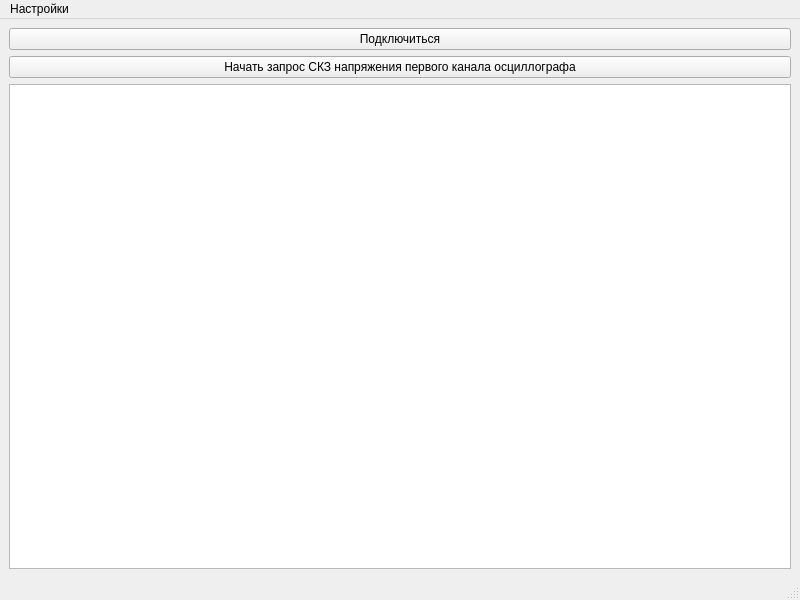
This is mainwindow.ui in SeegmaEpsilon/QT_RIGOL_RS232 as Qt 5 draws it before an edit. The edited form follows.
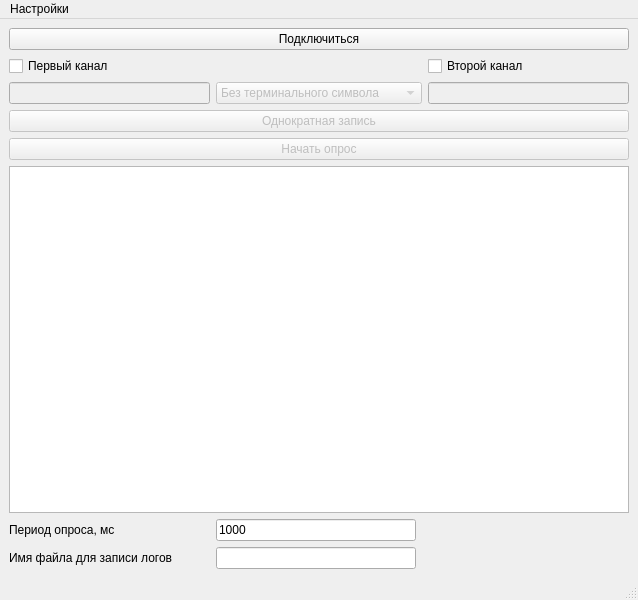
This is the edited form.

Commit message: добавлена возможность опроса двух каналов

Diff of the .ui file:
```diff
--- a/mainwindow.ui
+++ b/mainwindow.ui
@@ -6,7 +6,7 @@
    <rect>
     <x>0</x>
     <y>0</y>
-    <width>800</width>
+    <width>638</width>
     <height>600</height>
    </rect>
   </property>
@@ -15,24 +15,137 @@
   </property>
   <widget class="QWidget" name="centralwidget">
    <layout class="QGridLayout" name="gridLayout">
-    <item row="2" column="0">
-     <widget class="QTextEdit" name="console">
-      <property name="readOnly">
-       <bool>true</bool>
-      </property>
-     </widget>
-    </item>
-    <item row="0" column="0">
+    <item row="0" column="0" colspan="4">
      <widget class="QPushButton" name="pushButton_uart_connect">
       <property name="text">
        <string>Подключиться</string>
       </property>
      </widget>
     </item>
+    <item row="1" column="3">
+     <widget class="QCheckBox" name="checkBox_channel_2_active">
+      <property name="text">
+       <string>Второй канал</string>
+      </property>
+     </widget>
+    </item>
+    <item row="3" column="0">
+     <widget class="QLineEdit" name="lineEdit_channel_1_command">
+      <property name="enabled">
+       <bool>false</bool>
+      </property>
+     </widget>
+    </item>
+    <item row="7" column="0">
+     <widget class="QLabel" name="label">
+      <property name="text">
+       <string>Период опроса, мс</string>
+      </property>
+     </widget>
+    </item>
+    <item row="3" column="1" colspan="2">
+     <widget class="QComboBox" name="comboBox_EOF">
+      <property name="enabled">
+       <bool>false</bool>
+      </property>
+      <property name="sizePolicy">
+       <sizepolicy hsizetype="Minimum" vsizetype="Fixed">
+        <horstretch>0</horstretch>
+        <verstretch>0</verstretch>
+       </sizepolicy>
+      </property>
+      <property name="minimumSize">
+       <size>
+        <width>200</width>
+        <height>0</height>
+       </size>
+      </property>
+      <item>
+       <property name="text">
+        <string>Без терминального символа</string>
+       </property>
+      </item>
+      <item>
+       <property name="text">
+        <string>CR, \r, 0x0D</string>
+       </property>
+      </item>
+      <item>
+       <property name="text">
+        <string>LF, \n, 0x0A</string>
+       </property>
+      </item>
+      <item>
+       <property name="text">
+        <string>CRLF, \r\n, 0x0D0A</string>
+       </property>
+      </item>
+      <item>
+       <property name="text">
+        <string>LFCR, \n\r, 0x0A0D</string>
+       </property>
+      </item>
+     </widget>
+    </item>
     <item row="1" column="0">
-     <widget class="QPushButton" name="pushButton_get_RMS_V">
+     <widget class="QCheckBox" name="checkBox_channel_1_active">
       <property name="text">
-       <string>Начать запрос СКЗ напряжения первого канала осциллографа</string>
+       <string>Первый канал</string>
+      </property>
+     </widget>
+    </item>
+    <item row="3" column="3">
+     <widget class="QLineEdit" name="lineEdit_channel_2_command">
+      <property name="enabled">
+       <bool>false</bool>
+      </property>
+     </widget>
+    </item>
+    <item row="6" column="0" colspan="4">
+     <widget class="QTextEdit" name="console">
+      <property name="readOnly">
+       <bool>true</bool>
+      </property>
+     </widget>
+    </item>
+    <item row="5" column="0" colspan="4">
+     <widget class="QPushButton" name="pushButton_polling">
+      <property name="enabled">
+       <bool>false</bool>
+      </property>
+      <property name="text">
+       <string>Начать опрос</string>
+      </property>
+     </widget>
+    </item>
+    <item row="7" column="1">
+     <widget class="QLineEdit" name="lineEdit_polling_time">
+      <property name="text">
+       <string>1000</string>
+      </property>
+     </widget>
+    </item>
+    <item row="8" column="0">
+     <widget class="QLabel" name="label_2">
+      <property name="text">
+       <string>Имя файла для записи логов</string>
+      </property>
+     </widget>
+    </item>
+    <item row="8" column="1">
+     <widget class="QLineEdit" name="lineEdit_output_file_name">
+      <property name="text">
+       <string/>
+      </property>
+     </widget>
+    </item>
+    <item row="4" column="0" colspan="4">
+     <widget class="QPushButton" name="pushButton_write_command">
+      <property name="enabled">
+       <bool>false</bool>
+      </property>
+      <property name="text">
+       <string>Однократная запись</string>
       </property>
      </widget>
     </item>
@@ -43,7 +156,7 @@
     <rect>
      <x>0</x>
      <y>0</y>
-     <width>800</width>
+     <width>638</width>
      <height>21</height>
     </rect>
    </property>
```
The commit also changes 4 other files.
